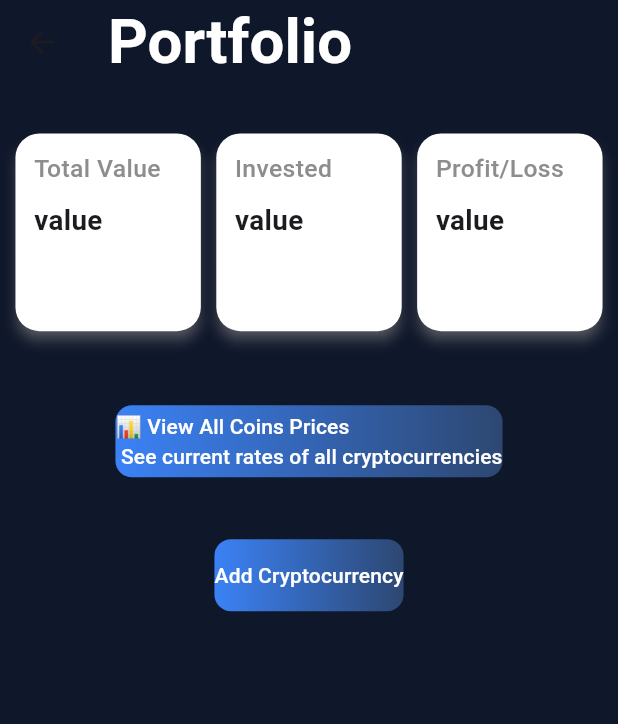
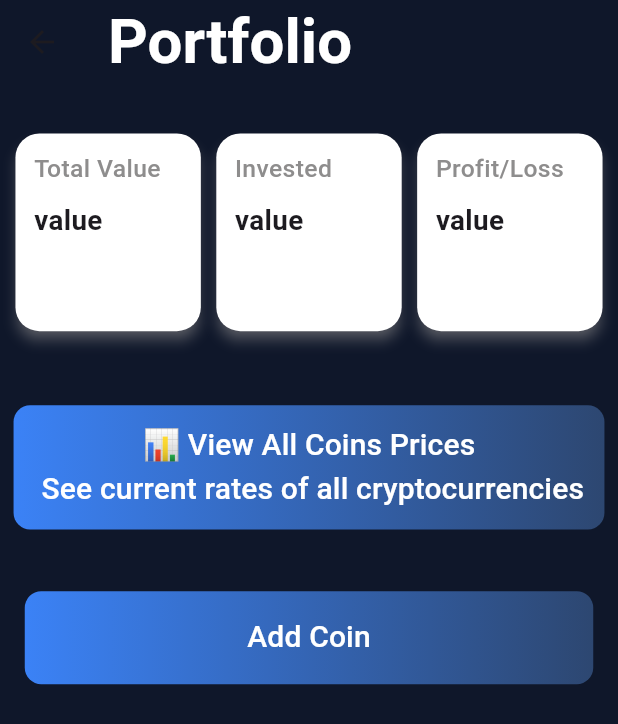
Before and after one commit to ashir227/NexoTrack, a Flutter app: the Mainnscr screen opened directly, on a phone screen of 412 x 824 dp. Shown: the top 724 px of the screen. Run offline on Flutter 3.47's test engine with Material 3 defaults, Android fonts, the phone set to English and light mode, and no system bars; our stand-ins replace connectivity_plus, hive, hive_flutter; accounts and stored records are empty.

Commit message:
main button setting

```diff
--- a/nexotrack/lib/Core/widgets/drop_down.dart
+++ b/nexotrack/lib/Core/widgets/drop_down.dart
@@ -54,7 +54,7 @@ class Drop extends StatelessWidget {
               // color: PrimaryColor.CrdColor,
             ),
             child: Row(
-              // mainAxisAlignment: MainAxisAlignment.spaceBetween,
+              mainAxisAlignment: MainAxisAlignment.spaceBetween,
               children: [
                 Text(
                   coin.name.toUpperCase(),
--- a/nexotrack/lib/Core/widgets/elevButn.dart
+++ b/nexotrack/lib/Core/widgets/elevButn.dart
@@ -33,7 +33,13 @@ Widget ElevBtn({
       onPressed: onpressed,
       child: Column(
         mainAxisAlignment: MainAxisAlignment.center,
-        children: [Text(text)],
+        children: [
+          Text(
+            text,
+            style: TextStyle(fontSize: 20),
+            textAlign: TextAlign.center,
+          ),
+        ],
       ),
     ),
   );
--- a/nexotrack/lib/Models/CoinList.dart
+++ /dev/null
@@ -1,3 +0,0 @@
-import 'package:nexotrack/Models/ApiModel.dart';
-
-List<CryptoModel> allCoins = [];
--- a/nexotrack/lib/Provider/FunctionsPro.dart
+++ b/nexotrack/lib/Provider/FunctionsPro.dart
@@ -5,10 +5,12 @@ import 'package:nexotrack/Models/portfolio_model.dart';
 // import 'package:nexotrack/Screnes/AddCoin.dart';
 
 class FuncPro extends ChangeNotifier {
+  List<PortfolioModel> MyCoin = [];
   addcoinpro(PortfolioModel Addcoin) {
     var box = Hive.box("mycoin");
     box.add(Addcoin);
-
+    MyCoin = box.values.cast<PortfolioModel>().toList();
     notifyListeners();
+    return null;
   }
 }
--- a/nexotrack/lib/Screnes/AddCoin.dart
+++ b/nexotrack/lib/Screnes/AddCoin.dart
@@ -1,5 +1,3 @@
-import 'dart:nativewrappers/_internal/vm/lib/ffi_allocation_patch.dart';
-
 import 'package:flutter/material.dart';
 import 'package:nexotrack/Core/theme/color.dart';
 import 'package:nexotrack/Core/widgets/Custmtxtfld.dart';
--- a/nexotrack/lib/Screnes/MainScr.dart
+++ b/nexotrack/lib/Screnes/MainScr.dart
@@ -38,28 +38,34 @@ class Mainnscr extends StatelessWidget {
           ),
           SizedBox(height: h * 0.06),
           ElevBtn(
-            paddings: EdgeInsets.symmetric(horizontal: 0.06, vertical: 0.04),
             context: context,
-            text:
-                "📊 View All Coins Prices \n See current rates of all cryptocurrencies",
             onpressed: () {
               Navigator.push(
                 context,
                 MaterialPageRoute(builder: (context) => Coinlist()),
               );
             },
+            text:
+                "📊 View All Coins Prices \n See current rates of all cryptocurrencies",
+            paddings: EdgeInsets.symmetric(
+              horizontal: w * 0.033,
+              vertical: h * 0.015,
+            ),
           ),
           SizedBox(height: h * 0.05),
           ElevBtn(
-            paddings: EdgeInsets.symmetric(horizontal: 0.06, vertical: 0.04),
             context: context,
-            text: "Add Cryptocurrency",
             onpressed: () {
               Navigator.push(
                 context,
                 MaterialPageRoute(builder: (context) => Addcoin()),
               );
             },
+            text: "Add Coin",
+            paddings: EdgeInsets.symmetric(
+              horizontal: w * 0.36,
+              vertical: h * 0.02,
+            ),
           ),
         ],
       ),
```
